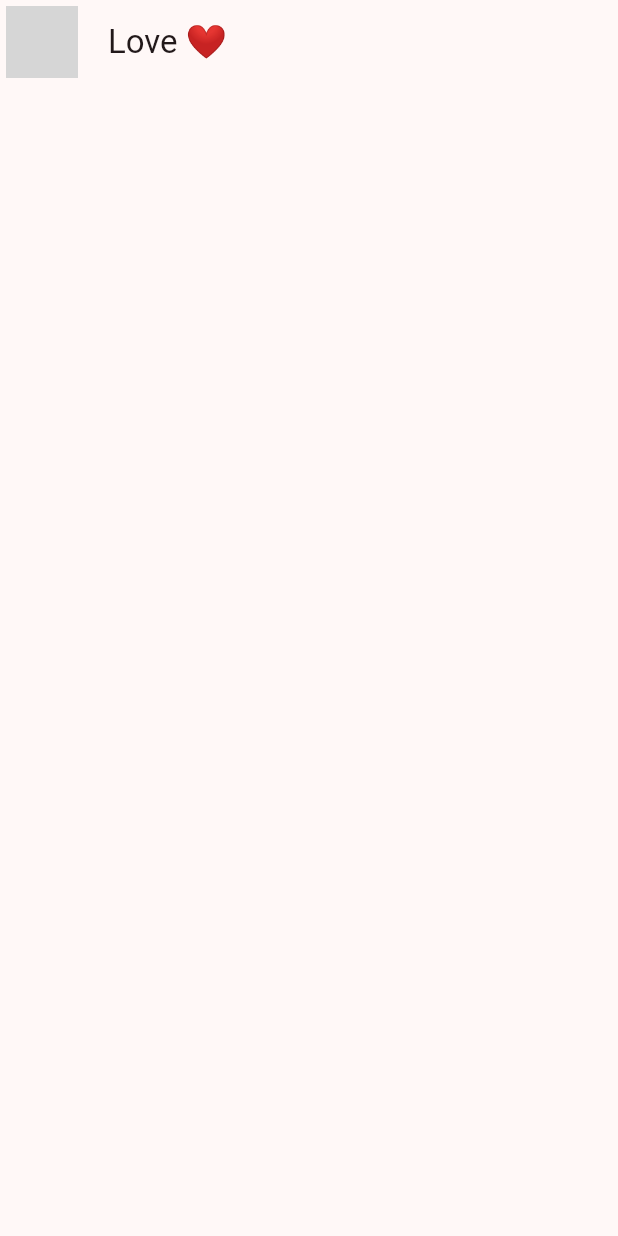
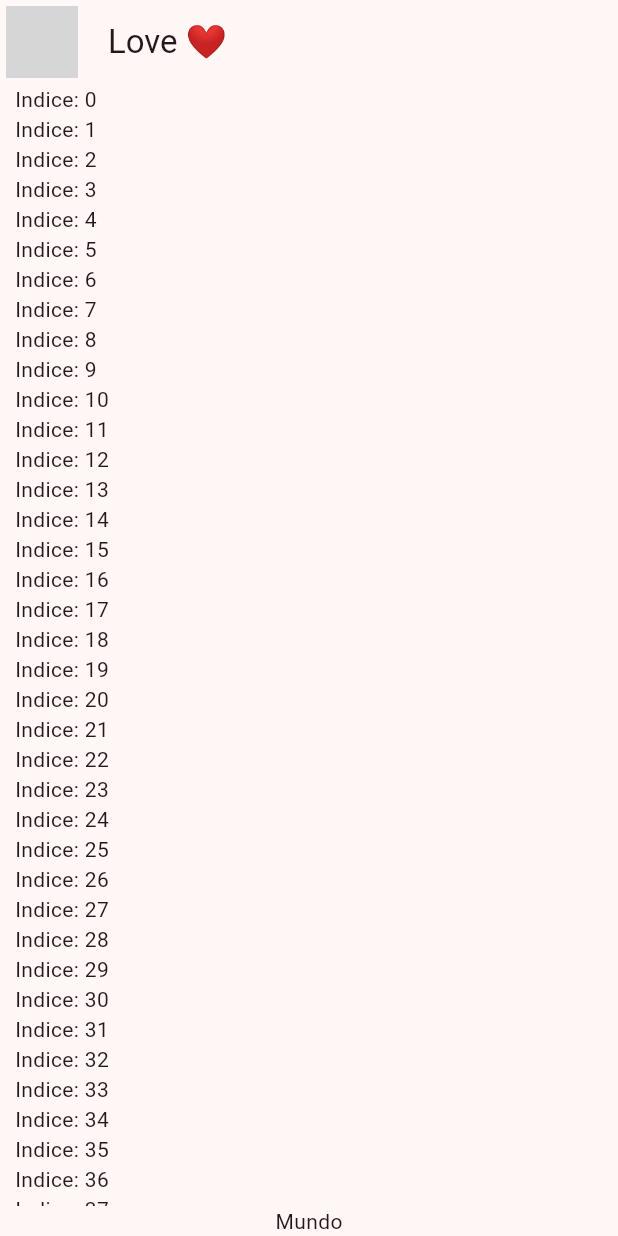
Before and after one commit to AndresFelipe077/Flutter-Chat, a Flutter app: the screen it shows after launch, on a phone screen of 412 x 824 dp. Run offline on Flutter 3.47's test engine with Material 2 defaults, Android fonts, the phone set to English and light mode, and no system bars; network calls fail; grey boxes are pictures that could not be loaded.

Commit message:
Add new Widget in chat_screen by see list of messages

```diff
--- a/lib/presentation/chat/chat_screen.dart
+++ b/lib/presentation/chat/chat_screen.dart
@@ -15,6 +15,33 @@ class ChatScreen extends StatelessWidget {
         ),
         title: const Text('Love ❤️'),
       ),
+      body: _ChatView(),
     );
   }
 }
+
+class _ChatView extends StatelessWidget {
+
+  @override
+  Widget build(BuildContext context) {
+    return SafeArea(
+      child: Padding(
+        padding: const EdgeInsets.symmetric( horizontal: 10 ),
+        child: Column(
+          children: [
+
+            Expanded(
+              child:  ListView.builder(
+                itemCount: 100,
+                itemBuilder: (context, index) {
+                return Text('Indice: $index');
+              }),
+            ),
+
+            Text('Mundo')
+          ],
+        ),
+      ),
+    );
+  }
+}
```
